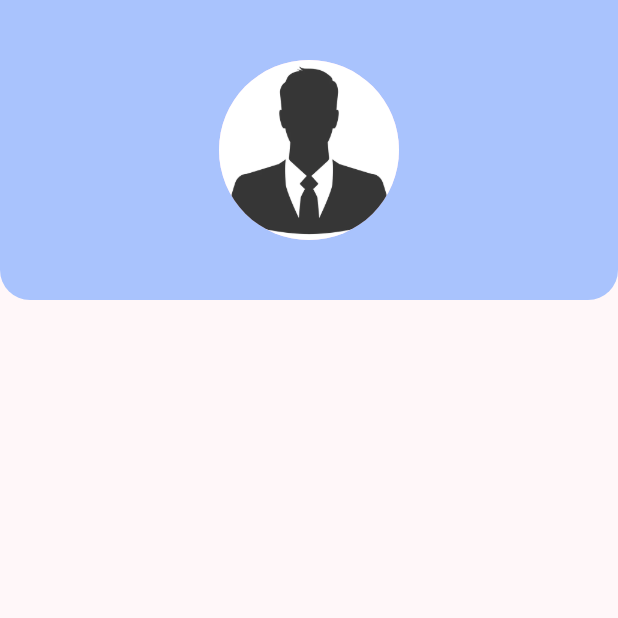
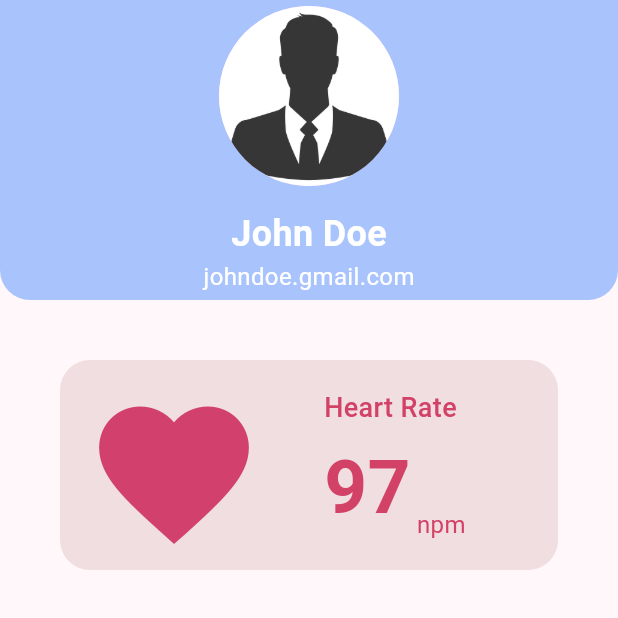
Before and after one commit to aureliazahra/navigation-tugas-project, a Flutter app: the screen it shows after launch, on a phone screen of 412 x 824 dp, the top half of it. Run offline on Flutter 3.47's test engine with Material 3 defaults, Android fonts, the phone set to English and light mode, and no system bars.

Commit message:
add healthcard in profilepage

```diff
--- a/lib/pages/profile_page.dart
+++ b/lib/pages/profile_page.dart
@@ -26,9 +26,83 @@ class ProfilePage extends StatelessWidget {
                     radius: 60,
                     backgroundImage: AssetImage('assets/images/profile.jpg'),
                   ),
+                  SizedBox(height: 15),
+                  Text(
+                    'John Doe',
+                    style: TextStyle(
+                      fontSize: 24,
+                      fontWeight: FontWeight.bold,
+                      color: Colors.white,
+                    ),
+                  ),
+                  Text(
+                    'johndoe.gmail.com',
+                    style: TextStyle(fontSize: 16, color: Colors.white),
+                  ),
                 ],
               ),
-            )
+            ),
+            Padding(
+              padding: const EdgeInsets.all(40),
+              child: Column(
+                children: [
+                  Container(
+                    width: double.infinity,
+                    height: 140,
+                    padding: const EdgeInsets.all(16),
+                    decoration: BoxDecoration(
+                      borderRadius: BorderRadius.circular(20),
+                      color: const Color.fromARGB(26, 112, 0, 0),
+                    ),
+                    child: const Row(
+                      children: [
+                        Icon(Icons.favorite,
+                        color: Color(0xFFD2416E), size: 120,),
+                        SizedBox(width: 40,),
+                        Column(
+                          crossAxisAlignment: CrossAxisAlignment.start,
+                          mainAxisAlignment: MainAxisAlignment.center,
+                          children: [
+                            Text(
+                              'Heart Rate',
+                              style: TextStyle(
+                                fontSize: 18,
+                                fontWeight: FontWeight.w500,
+                                color: Color(0xFFD24166),
+                              ),
+                            ),
+                            SizedBox(
+                              height: 4,
+                            ),
+                            Row(
+                              crossAxisAlignment: CrossAxisAlignment.end,
+                              children: [
+                                Text(
+                                  '97',
+                                  style: TextStyle(
+                                    fontSize: 50,
+                                    fontWeight: FontWeight.bold,
+                                    color: Color(0xFFD24166),
+                                  ),
+                                ),
+                                SizedBox(width: 4,),
+                                Text(
+                                  'npm',
+                                  style: TextStyle(
+                                    fontSize: 16,
+                                    color: Color(0xFFD24166)
+                                  ),
+                                )
+                              ],
+                            )
+                          ],
+                        )
+                      ],
+                    ),
+                  ),
+                ],
+              ),
+            ),
           ],
         ),
       ),
```
